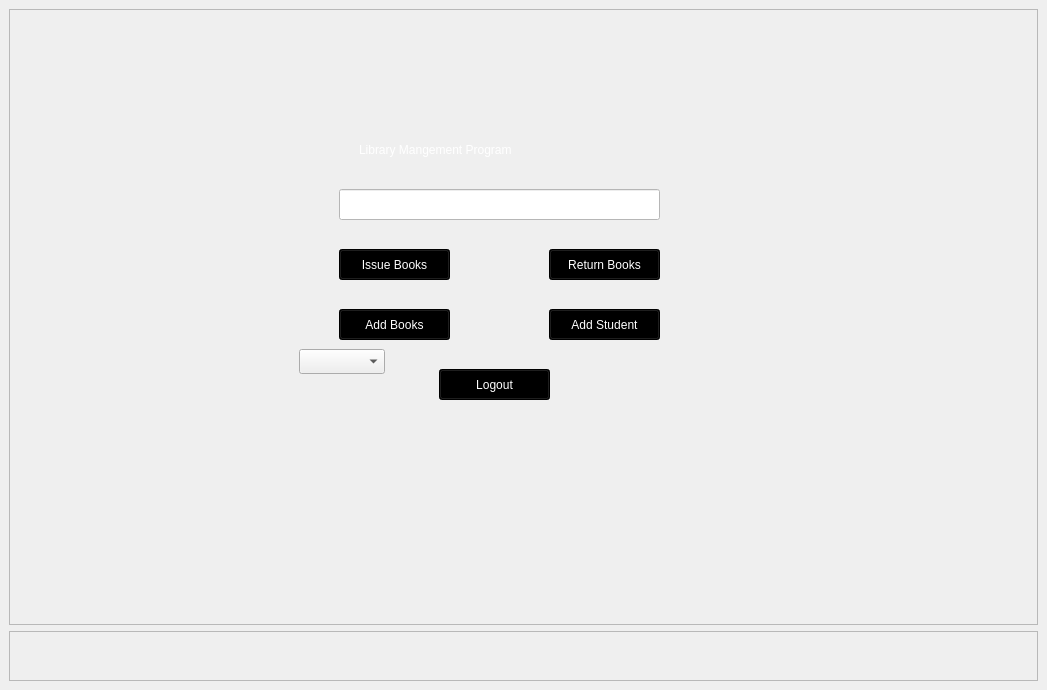
Old version of the form main.ui in the repository Black-Sirius69/Library-Management-System.
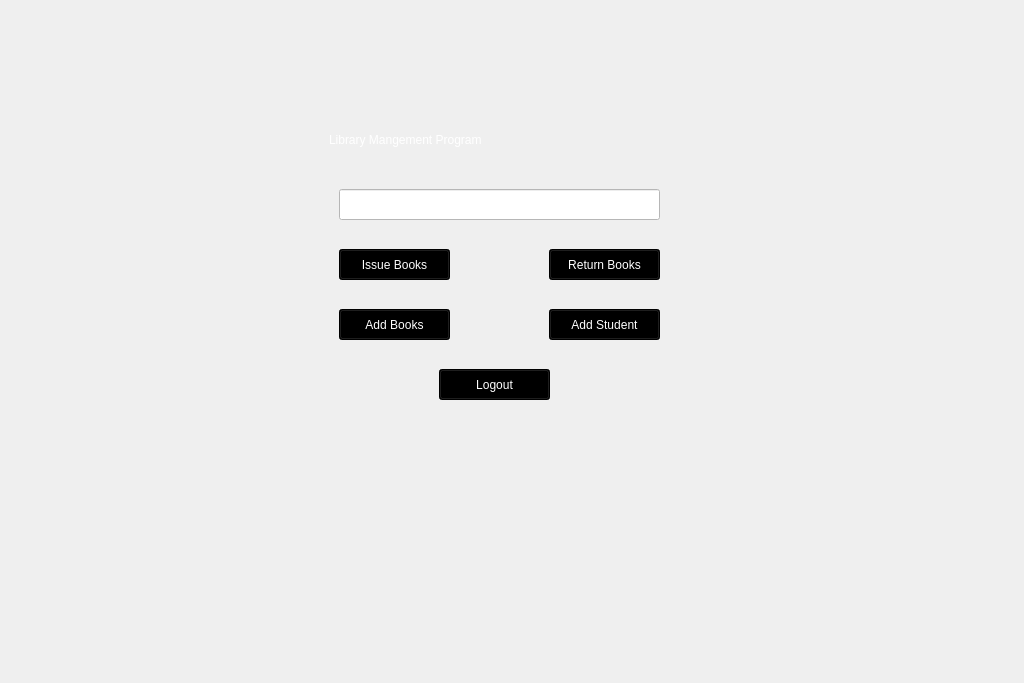
New version of the form. Icons and pictures are not drawn.

Commit message: Fixed max size of main ui

The edit to the form file:
```diff
--- a/main.ui
+++ b/main.ui
@@ -6,25 +6,74 @@
    <rect>
     <x>0</x>
     <y>0</y>
-    <width>1047</width>
-    <height>690</height>
+    <width>1024</width>
+    <height>683</height>
    </rect>
   </property>
+  <property name="maximumSize">
+   <size>
+    <width>1024</width>
+    <height>683</height>
+   </size>
+  </property>
   <property name="windowTitle">
    <string>MainWindow</string>
   </property>
   <widget class="QWidget" name="centralwidget">
-   <layout class="QVBoxLayout" name="verticalLayout">
+   <property name="maximumSize">
+    <size>
+     <width>1024</width>
+     <height>683</height>
+    </size>
+   </property>
+   <layout class="QVBoxLayout">
     <item>
      <widget class="QFrame" name="frame_2">
+      <property name="palette">
+       <palette>
+        <active>
+         <colorrole role="Base">
+          <brush brushstyle="SolidPattern">
+           <color alpha="255">
+            <red>255</red>
+            <green>255</green>
+            <blue>255</blue>
+           </color>
+          </brush>
+         </colorrole>
+        </active>
+        <inactive>
+         <colorrole role="Base">
+          <brush brushstyle="SolidPattern">
+           <color alpha="255">
+            <red>255</red>
+            <green>255</green>
+            <blue>255</blue>
+           </color>
+          </brush>
+         </colorrole>
+        </inactive>
+        <disabled>
+         <colorrole role="Base">
+          <brush brushstyle="SolidPattern">
+           <color alpha="255">
+            <red>240</red>
+            <green>240</green>
+            <blue>240</blue>
+           </color>
+          </brush>
+         </colorrole>
+        </disabled>
+       </palette>
+      </property>
       <property name="styleSheet">
        <string notr="true">background: url(:/images/back.jpeg);</string>
       </property>
       <property name="frameShape">
-       <enum>QFrame::StyledPanel</enum>
+       <enum>QFrame::NoFrame</enum>
       </property>
       <property name="frameShadow">
-       <enum>QFrame::Raised</enum>
+       <enum>QFrame::Plain</enum>
       </property>
       <widget class="QPushButton" name="issue_book">
        <property name="geometry">
@@ -129,22 +178,12 @@
         <string/>
        </property>
       </widget>
-      <widget class="QComboBox" name="comboBox">
-       <property name="geometry">
-        <rect>
-         <x>290</x>
-         <y>340</y>
-         <width>86</width>
-         <height>25</height>
-        </rect>
-       </property>
-      </widget>
       <widget class="QLabel" name="label">
        <property name="geometry">
         <rect>
-         <x>350</x>
-         <y>110</y>
-         <width>291</width>
+         <x>320</x>
+         <y>100</y>
+         <width>351</width>
          <height>61</height>
         </rect>
        </property>
@@ -158,22 +197,13 @@
         <string>Library Mangement Program</string>
        </property>
       </widget>
-     </widget>
-    </item>
-    <item>
-     <widget class="QFrame" name="frame">
-      <property name="maximumSize">
-       <size>
-        <width>16777215</width>
-        <height>50</height>
-       </size>
-      </property>
-      <property name="frameShape">
-       <enum>QFrame::StyledPanel</enum>
-      </property>
-      <property name="frameShadow">
-       <enum>QFrame::Raised</enum>
-      </property>
+      <zorder>add_book</zorder>
+      <zorder>issue_book</zorder>
+      <zorder>return_book</zorder>
+      <zorder>logout_btn</zorder>
+      <zorder>add_student</zorder>
+      <zorder>search</zorder>
+      <zorder>label</zorder>
      </widget>
     </item>
    </layout>
```
Left out of the diff: 5 changed lines with no effect on the pictures. The commit also changes 1 other file.
